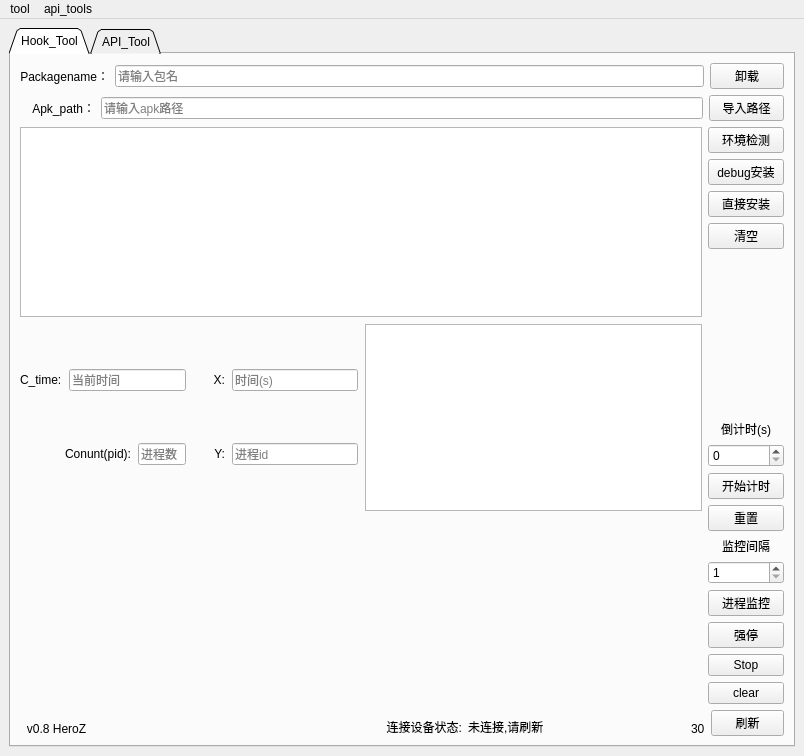
Qt form ui/main.ui (HeroZ6/haiwaitest_tool) before a commit.
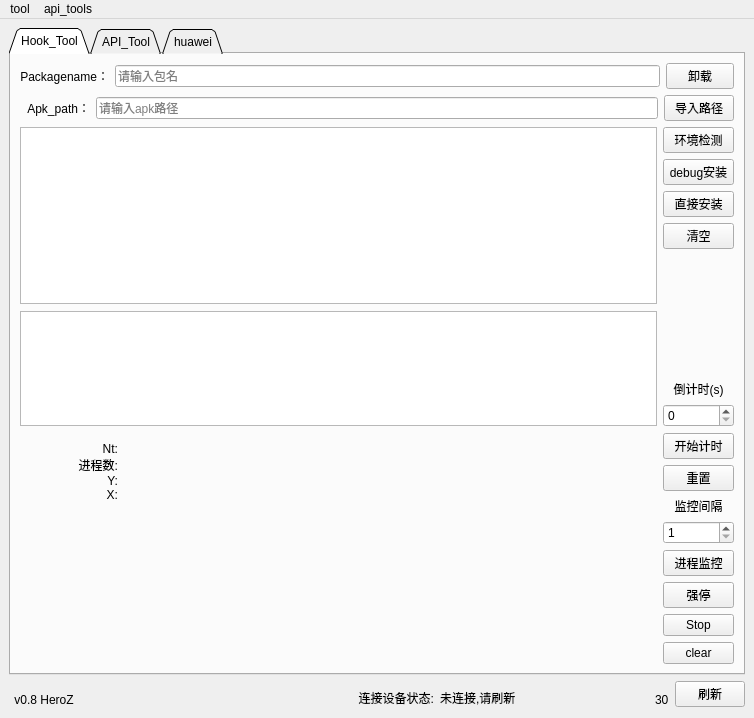
The same form after that commit. Custom widgets are drawn as their Qt base class.

Commit message: 1、修复了绘图时卡顿的问题

```diff
--- a/ui/main.ui
+++ b/ui/main.ui
@@ -6,8 +6,8 @@
    <rect>
     <x>0</x>
     <y>0</y>
-    <width>804</width>
-    <height>756</height>
+    <width>754</width>
+    <height>718</height>
    </rect>
   </property>
   <property name="sizePolicy">
@@ -22,9 +22,21 @@
   <widget class="QWidget" name="centralwidget">
    <layout class="QHBoxLayout" name="horizontalLayout" stretch="0">
     <item>
-     <layout class="QVBoxLayout" name="tab1" stretch="0">
+     <layout class="QVBoxLayout" name="tab1" stretch="0,0">
       <item>
-       <widget class="QTabWidget" name="tabWidget">
+       <widget class="QTabWidget" name="taball">
+        <property name="sizePolicy">
+         <sizepolicy hsizetype="Expanding" vsizetype="Expanding">
+          <horstretch>0</horstretch>
+          <verstretch>0</verstretch>
+         </sizepolicy>
+        </property>
+        <property name="maximumSize">
+         <size>
+          <width>16777215</width>
+          <height>647</height>
+         </size>
+        </property>
         <property name="tabPosition">
          <enum>QTabWidget::North</enum>
         </property>
@@ -148,144 +160,9 @@
                  </widget>
                 </item>
                 <item>
-                 <layout class="QVBoxLayout" name="plot_layout" stretch="1,1">
+                 <layout class="QVBoxLayout" name="plot_layout" stretch="1,2">
                   <item>
-                   <layout class="QHBoxLayout" name="plot_layin" stretch="1,1">
-                    <item>
-                     <layout class="QHBoxLayout" name="out_v" stretch="1,1">
-                      <item>
-                       <layout class="QVBoxLayout" name="in_h2">
-                        <item>
-                         <layout class="QHBoxLayout" name="ime_in" stretch="2,8">
-                          <item>
-                           <widget class="QLabel" name="label_3">
-                            <property name="text">
-                             <string>C_time:</string>
-                            </property>
-                           </widget>
-                          </item>
-                          <item>
-                           <widget class="QLineEdit" name="time_line">
-                            <property name="sizePolicy">
-                             <sizepolicy hsizetype="Ignored" vsizetype="Fixed">
-                              <horstretch>0</horstretch>
-                              <verstretch>0</verstretch>
-                             </sizepolicy>
-                            </property>
-                            <property name="placeholderText">
-                             <string>当前时间</string>
-                            </property>
-                           </widget>
-                          </item>
-                         </layout>
-                        </item>
-                        <item>
-                         <layout class="QHBoxLayout" name="horizontalLayout_3" stretch="7,3">
-                          <item>
-                           <widget class="QLabel" name="label_4">
-                            <property name="sizePolicy">
-                             <sizepolicy hsizetype="Ignored" vsizetype="Preferred">
-                              <horstretch>0</horstretch>
-                              <verstretch>0</verstretch>
-                             </sizepolicy>
-                            </property>
-                            <property name="text">
-                             <string>Conunt(pid):</string>
-                            </property>
-                            <property name="alignment">
-                             <set>Qt::AlignRight|Qt::AlignTrailing|Qt::AlignVCenter</set>
-                            </property>
-                           </widget>
-                          </item>
-                          <item>
-                           <widget class="QLineEdit" name="pid_count">
-                            <property name="sizePolicy">
-                             <sizepolicy hsizetype="Ignored" vsizetype="Fixed">
-                              <horstretch>0</horstretch>
-                              <verstretch>0</verstretch>
-                             </sizepolicy>
-                            </property>
-                            <property name="placeholderText">
-                             <string>进程数</string>
-                            </property>
-                           </widget>
-                          </item>
-                         </layout>
-                        </item>
-                       </layout>
-                      </item>
-                      <item>
-                       <layout class="QVBoxLayout" name="in_h1">
-                        <item>
-                         <layout class="QHBoxLayout" name="X_value" stretch="2,8">
-                          <item>
-                           <widget class="QLabel" name="X">
-                            <property name="sizePolicy">
-                             <sizepolicy hsizetype="Ignored" vsizetype="Preferred">
-                              <horstretch>0</horstretch>
-                              <verstretch>0</verstretch>
-                             </sizepolicy>
-                            </property>
-                            <property name="text">
-                             <string>X:</string>
-                            </property>
-                            <property name="alignment">
-                             <set>Qt::AlignRight|Qt::AlignTrailing|Qt::AlignVCenter</set>
-                            </property>
-                           </widget>
-                          </item>
-                          <item>
-                           <widget class="QLineEdit" name="X_line">
-                            <property name="sizePolicy">
-                             <sizepolicy hsizetype="Ignored" vsizetype="Fixed">
-                              <horstretch>0</horstretch>
-                              <verstretch>0</verstretch>
-                             </sizepolicy>
-                            </property>
-                            <property name="placeholderText">
-                             <string>时间(s)</string>
-                            </property>
-                           </widget>
-                          </item>
-                         </layout>
-                        </item>
-                        <item>
-                         <layout class="QHBoxLayout" name="Y_value" stretch="2,8">
-                          <item>
-                           <widget class="QLabel" name="Y">
-                            <property name="sizePolicy">
-                             <sizepolicy hsizetype="Ignored" vsizetype="Preferred">
-                              <horstretch>0</horstretch>
-                              <verstretch>0</verstretch>
-                             </sizepolicy>
-                            </property>
-                            <property name="text">
-                             <string>Y:</string>
-                            </property>
-                            <property name="alignment">
-                             <set>Qt::AlignRight|Qt::AlignTrailing|Qt::AlignVCenter</set>
-                            </property>
-                           </widget>
-                          </item>
-                          <item>
-                           <widget class="QLineEdit" name="Y_line">
-                            <property name="sizePolicy">
-                             <sizepolicy hsizetype="Ignored" vsizetype="Fixed">
-                              <horstretch>0</horstretch>
-                              <verstretch>0</verstretch>
-                             </sizepolicy>
-                            </property>
-                            <property name="placeholderText">
-                             <string>进程id</string>
-                            </property>
-                           </widget>
-                          </item>
-                         </layout>
-                        </item>
-                       </layout>
-                      </item>
-                     </layout>
-                    </item>
+                   <layout class="QHBoxLayout" name="plot_layin" stretch="1">
                     <item>
                      <widget class="QPlainTextEdit" name="proce_result"/>
                     </item>
@@ -299,6 +176,204 @@
                       <verstretch>1</verstretch>
                      </sizepolicy>
                     </property>
+                    <layout class="QHBoxLayout" name="horizontalLayout_3" stretch="1,3">
+                     <property name="leftMargin">
+                      <number>16</number>
+                     </property>
+                     <item>
+                      <layout class="QVBoxLayout" name="verticalLayout_3" stretch="1,2">
+                       <property name="spacing">
+                        <number>0</number>
+                       </property>
+                       <property name="leftMargin">
+                        <number>11</number>
+                       </property>
+                       <property name="bottomMargin">
+                        <number>7</number>
+                       </property>
+                       <item>
+                        <layout class="QVBoxLayout" name="XY" stretch="1,1,1,1">
+                         <property name="spacing">
+                          <number>0</number>
+                         </property>
+                         <item>
+                          <layout class="QHBoxLayout" name="time" stretch="1,1">
+                           <property name="spacing">
+                            <number>1</number>
+                           </property>
+                           <item>
+                            <widget class="QLabel" name="label_9">
+                             <property name="sizePolicy">
+                              <sizepolicy hsizetype="Ignored" vsizetype="Fixed">
+                               <horstretch>0</horstretch>
+                               <verstretch>0</verstretch>
+                              </sizepolicy>
+                             </property>
+                             <property name="text">
+                              <string>Nt:</string>
+                             </property>
+                             <property name="alignment">
+                              <set>Qt::AlignRight|Qt::AlignTrailing|Qt::AlignVCenter</set>
+                             </property>
+                            </widget>
+                           </item>
+                           <item>
+                            <widget class="QLabel" name="time_now">
+                             <property name="sizePolicy">
+                              <sizepolicy hsizetype="Ignored" vsizetype="Fixed">
+                               <horstretch>0</horstretch>
+                               <verstretch>0</verstretch>
+                              </sizepolicy>
+                             </property>
+                             <property name="text">
+                              <string/>
+                             </property>
+                            </widget>
+                           </item>
+                          </layout>
+                         </item>
+                         <item>
+                          <layout class="QHBoxLayout" name="pid_c_2" stretch="1,1">
+                           <property name="spacing">
+                            <number>1</number>
+                           </property>
+                           <item>
+                            <widget class="QLabel" name="label_10">
+                             <property name="sizePolicy">
+                              <sizepolicy hsizetype="Ignored" vsizetype="Fixed">
+                               <horstretch>0</horstretch>
+                               <verstretch>0</verstretch>
+                              </sizepolicy>
+                             </property>
+                             <property name="text">
+                              <string>进程数:</string>
+                             </property>
+                             <property name="alignment">
+                              <set>Qt::AlignRight|Qt::AlignTrailing|Qt::AlignVCenter</set>
+                             </property>
+                            </widget>
+                           </item>
+                           <item>
+                            <widget class="QLabel" name="pid_c">
+                             <property name="sizePolicy">
+                              <sizepolicy hsizetype="Ignored" vsizetype="Fixed">
+                               <horstretch>0</horstretch>
+                               <verstretch>0</verstretch>
+                              </sizepolicy>
+                             </property>
+                             <property name="text">
+                              <string/>
+                             </property>
+                            </widget>
+                           </item>
+                          </layout>
+                         </item>
+                         <item>
+                          <layout class="QHBoxLayout" name="Y_line" stretch="1,1">
+                           <property name="spacing">
+                            <number>1</number>
+                           </property>
+                           <item>
+                            <widget class="QLabel" name="pid_c1">
+                             <property name="sizePolicy">
+                              <sizepolicy hsizetype="Preferred" vsizetype="Fixed">
+                               <horstretch>0</horstretch>
+                               <verstretch>0</verstretch>
+                              </sizepolicy>
+                             </property>
+                             <property name="text">
+                              <string>Y:</string>
+                             </property>
+                             <property name="alignment">
+                              <set>Qt::AlignRight|Qt::AlignTrailing|Qt::AlignVCenter</set>
+                             </property>
+                            </widget>
+                           </item>
+                           <item>
+                            <widget class="QLabel" name="Y_value1">
+                             <property name="sizePolicy">
+                              <sizepolicy hsizetype="Ignored" vsizetype="Fixed">
+                               <horstretch>0</horstretch>
+                               <verstretch>0</verstretch>
+                              </sizepolicy>
+                             </property>
+                             <property name="text">
+                              <string/>
+                             </property>
+                            </widget>
+                           </item>
+                          </layout>
+                         </item>
+                         <item>
+                          <layout class="QHBoxLayout" name="X_value" stretch="1,1">
+                           <property name="spacing">
+                            <number>1</number>
+                           </property>
+                           <item>
+                            <widget class="QLabel" name="label_8">
+                             <property name="sizePolicy">
+                              <sizepolicy hsizetype="Ignored" vsizetype="Fixed">
+                               <horstretch>0</horstretch>
+                               <verstretch>0</verstretch>
+                              </sizepolicy>
+                             </property>
+                             <property name="text">
+                              <string>X:</string>
+                             </property>
+                             <property name="alignment">
+                              <set>Qt::AlignRight|Qt::AlignTrailing|Qt::AlignVCenter</set>
+                             </property>
+                            </widget>
+                           </item>
+                           <item>
+                            <widget class="QLabel" name="X_value1">
+                             <property name="sizePolicy">
+                              <sizepolicy hsizetype="Ignored" vsizetype="Fixed">
+                               <horstretch>0</horstretch>
+                               <verstretch>0</verstretch>
+                              </sizepolicy>
+                             </property>
+                             <property name="text">
+                              <string/>
+                             </property>
+                            </widget>
+                           </item>
+                          </layout>
+                         </item>
+                        </layout>
+                       </item>
+                       <item>
+                        <spacer name="verticalSpacer_2">
+                         <property name="orientation">
+                          <enum>Qt::Vertical</enum>
+                         </property>
+                         <property name="sizeType">
+                          <enum>QSizePolicy::MinimumExpanding</enum>
+                         </property>
+                         <property name="sizeHint" stdset="0">
+                          <size>
+                           <width>20</width>
+                           <height>60</height>
+                          </size>
+                         </property>
+                        </spacer>
+                       </item>
+                      </layout>
+                     </item>
+                     <item>
+                      <spacer name="horizontalSpacer">
+                       <property name="orientation">
+                        <enum>Qt::Horizontal</enum>
+                       </property>
+                       <property name="sizeHint" stdset="0">
+                        <size>
+                         <width>424</width>
+                         <height>20</height>
+                        </size>
+                       </property>
+                      </spacer>
+                     </item>
+                    </layout>
                    </widget>
                   </item>
                  </layout>
@@ -536,81 +611,6 @@
               </item>
              </layout>
             </item>
-            <item>
-             <layout class="QHBoxLayout" name="bottom_tip" stretch="1,5,3,0,1">
-              <item>
-               <widget class="QLabel" name="version">
-                <property name="text">
-                 <string>v0.8 HeroZ</string>
-                </property>
-                <property name="alignment">
-                 <set>Qt::AlignBottom|Qt::AlignHCenter</set>
-                </property>
-               </widget>
-              </item>
-              <item>
-               <widget class="QLabel" name="device_tip">
-                <property name="text">
-                 <string>连接设备状态:</string>
-                </property>
-                <property name="textFormat">
-                 <enum>Qt::RichText</enum>
-                </property>
-                <property name="alignment">
-                 <set>Qt::AlignBottom|Qt::AlignRight|Qt::AlignTrailing</set>
-                </property>
-               </widget>
-              </item>
-              <item>
-               <widget class="QLabel" name="device_info">
-                <property name="text">
-                 <string>未连接,请刷新</string>
-                </property>
-                <property name="textFormat">
-                 <enum>Qt::RichText</enum>
-                </property>
-                <property name="alignment">
-                 <set>Qt::AlignBottom|Qt::AlignLeading|Qt::AlignLeft</set>
-                </property>
-                <property name="wordWrap">
-                 <bool>false</bool>
-                </property>
-                <property name="margin">
-                 <number>0</number>
-                </property>
-                <property name="buddy">
-                 <cstring></cstring>
-                </property>
-               </widget>
-              </item>
-              <item>
-               <widget class="QLabel" name="clear_time">
-                <property name="text">
-                 <string>30</string>
-                </property>
-                <property name="textFormat">
-                 <enum>Qt::RichText</enum>
-                </property>
-                <property name="alignment">
-                 <set>Qt::AlignBottom|Qt::AlignLeading|Qt::AlignLeft</set>
-                </property>
-               </widget>
-              </item>
-              <item>
-               <widget class="QPushButton" name="refresh">
-                <property name="sizePolicy">
-                 <sizepolicy hsizetype="Ignored" vsizetype="Fixed">
-                  <horstretch>0</horstretch>
-                  <verstretch>0</verstretch>
-                 </sizepolicy>
-                </property>
-                <property name="text">
-                 <string>刷新</string>
-                </property>
-               </widget>
-              </item>
-             </layout>
-            </item>
            </layout>
           </item>
          </layout>
@@ -675,8 +675,93 @@
           </item>
          </layout>
         </widget>
+        <widget class="QWidget" name="huawei">
+         <attribute name="title">
+          <string>huawei</string>
+         </attribute>
+         <layout class="QVBoxLayout" name="verticalLayout_5">
+          <item>
+           <layout class="QVBoxLayout" name="verticalLayout_4"/>
+          </item>
+         </layout>
+        </widget>
        </widget>
       </item>
+      <item>
+       <layout class="QHBoxLayout" name="bottom_tip" stretch="1,5,3,0,1">
+        <item>
+         <widget class="QLabel" name="version">
+          <property name="text">
+           <string>v0.8 HeroZ</string>
+          </property>
+          <property name="alignment">
+           <set>Qt::AlignBottom|Qt::AlignHCenter</set>
+          </property>
+         </widget>
+        </item>
+        <item>
+         <widget class="QLabel" name="device_tip">
+          <property name="text">
+           <string>连接设备状态:</string>
+          </property>
+          <property name="textFormat">
+           <enum>Qt::RichText</enum>
+          </property>
+          <property name="alignment">
+           <set>Qt::AlignBottom|Qt::AlignRight|Qt::AlignTrailing</set>
+          </property>
+         </widget>
+        </item>
+        <item>
+         <widget class="QLabel" name="device_info">
+          <property name="text">
+           <string>未连接,请刷新</string>
+          </property>
+          <property name="textFormat">
+           <enum>Qt::RichText</enum>
+          </property>
+          <property name="alignment">
+           <set>Qt::AlignBottom|Qt::AlignLeading|Qt::AlignLeft</set>
+          </property>
+          <property name="wordWrap">
+           <bool>false</bool>
+          </property>
+          <property name="margin">
+           <number>0</number>
+          </property>
+          <property name="buddy">
+           <cstring></cstring>
+          </property>
+         </widget>
+        </item>
+        <item>
+         <widget class="QLabel" name="clear_time">
+          <property name="text">
+           <string>30</string>
+          </property>
+          <property name="textFormat">
+           <enum>Qt::RichText</enum>
+          </property>
+          <property name="alignment">
+           <set>Qt::AlignBottom|Qt::AlignLeading|Qt::AlignLeft</set>
+          </property>
+         </widget>
+        </item>
+        <item>
+         <widget class="QPushButton" name="refresh">
+          <property name="sizePolicy">
+           <sizepolicy hsizetype="Ignored" vsizetype="Fixed">
+            <horstretch>0</horstretch>
+            <verstretch>0</verstretch>
+           </sizepolicy>
+          </property>
+          <property name="text">
+           <string>刷新</string>
+          </property>
+         </widget>
+        </item>
+       </layout>
+      </item>
      </layout>
     </item>
    </layout>
@@ -686,7 +771,7 @@
     <rect>
      <x>0</x>
      <y>0</y>
-     <width>804</width>
+     <width>754</width>
      <height>26</height>
     </rect>
    </property>
```
The commit also changes 1 other file.
